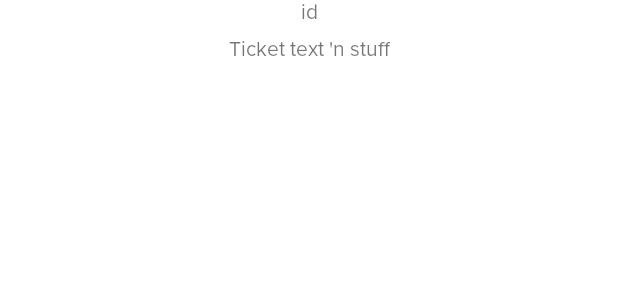
After one commit to AIR-FOI-HR/AIR2102-ecx-frontend, an Android app: the layout support_ticket_row_item.xml on its own in the app's theme, with its tools: preview values and no code run, on a phone screen of 412 x 824 dp. The commit adds this screen. Shown: the top 300 px of the screen. Run offline under Robolectric (Android 15) with nearby library versions, the phone set to English and light mode, and no system bars.

Commit message:
WBL-45 Displaying Tickets Colossal steps have been made. A very simple RecyclerView displays all the user's tickets. A row item contains ticket's id and description. Note: it's terribly clunky at this point.

```diff
--- a/app/src/main/java/com/ecxfoi/wbl/wienerbergerfrontend/ui/main/supporttickets/SupportTicketsFragment.java
+++ b/app/src/main/java/com/ecxfoi/wbl/wienerbergerfrontend/ui/main/supporttickets/SupportTicketsFragment.java
@@ -11,7 +11,7 @@ import androidx.annotation.NonNull;
 import androidx.annotation.Nullable;
 import androidx.lifecycle.ViewModelProvider;
 import androidx.navigation.Navigation;
-import androidx.recyclerview.widget.RecyclerView;
+import androidx.recyclerview.widget.LinearLayoutManager;
 
 import com.ecxfoi.wbl.wienerbergerfrontend.R;
 import com.ecxfoi.wbl.wienerbergerfrontend.base.BaseFragment;
@@ -19,8 +19,6 @@ import com.ecxfoi.wbl.wienerbergerfrontend.databinding.FragmentSupportTicketsBin
 import com.ecxfoi.wbl.wienerbergerfrontend.models.TicketData;
 
 import java.util.ArrayList;
-import java.util.Observable;
-import java.util.Observer;
 
 import javax.inject.Inject;
 
@@ -60,5 +58,7 @@ public class SupportTicketsFragment extends BaseFragment<SupportTicketsViewModel
     private void setTicketsData(final ArrayList<TicketData> ticketData)
     {
         viewModel.setTicketsData(ticketData);
+        binding.listView.setLayoutManager(new LinearLayoutManager(getActivity()));
+        binding.listView.setAdapter(new RecyclerAdapter(ticketData));
     }
 }
--- /dev/null
+++ b/app/src/main/res/layout/support_ticket_row_item.xml
@@ -0,0 +1,30 @@
+<?xml version="1.0" encoding="utf-8"?>
+<androidx.constraintlayout.widget.ConstraintLayout xmlns:android="http://schemas.android.com/apk/res/android"
+        xmlns:tools="http://schemas.android.com/tools"
+        xmlns:app="http://schemas.android.com/apk/res-auto"
+        android:layout_width="match_parent"
+        android:layout_height="wrap_content"
+        android:layout_marginBottom="20dp"
+        android:orientation="vertical">
+
+    <TextView
+            android:id="@+id/tv_ticket_id"
+            tools:text="id"
+            android:layout_height="wrap_content"
+            android:layout_width="wrap_content"
+            app:layout_constraintEnd_toEndOf="parent"
+            app:layout_constraintStart_toStartOf="parent"
+            app:layout_constraintTop_toTopOf="parent"
+            app:layout_constraintBottom_toTopOf="@id/tv_ticket_text" />
+
+    <TextView
+            android:id="@+id/tv_ticket_text"
+            tools:text="Ticket text 'n stuff"
+            app:layout_constraintTop_toBottomOf="@+id/tv_ticket_id"
+            android:layout_height="wrap_content"
+            android:layout_width="wrap_content"
+            android:layout_marginTop="8dp"
+            app:layout_constraintEnd_toEndOf="parent"
+            app:layout_constraintStart_toStartOf="parent"
+            app:layout_constraintBottom_toBottomOf="parent" />
+</androidx.constraintlayout.widget.ConstraintLayout>
```
Also changed, not shown: app/src/main/java/com/ecxfoi/wbl/wienerbergerfrontend/ui/main/supporttickets/RecyclerAdapter.java (added, +96 -0 lines).
